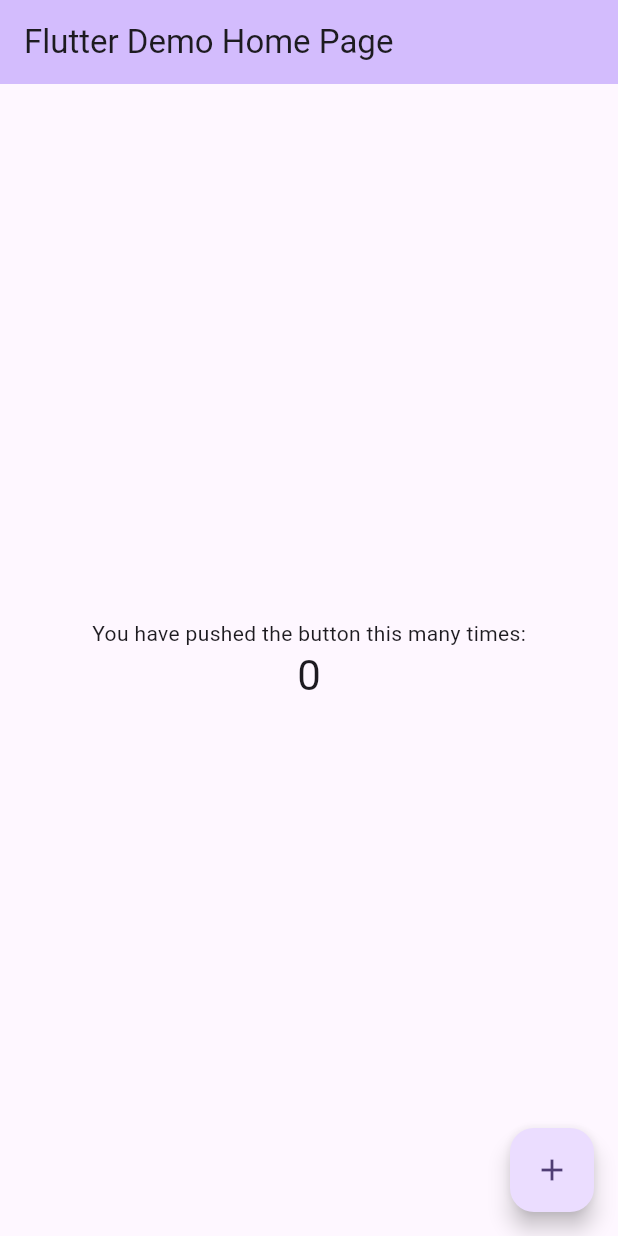
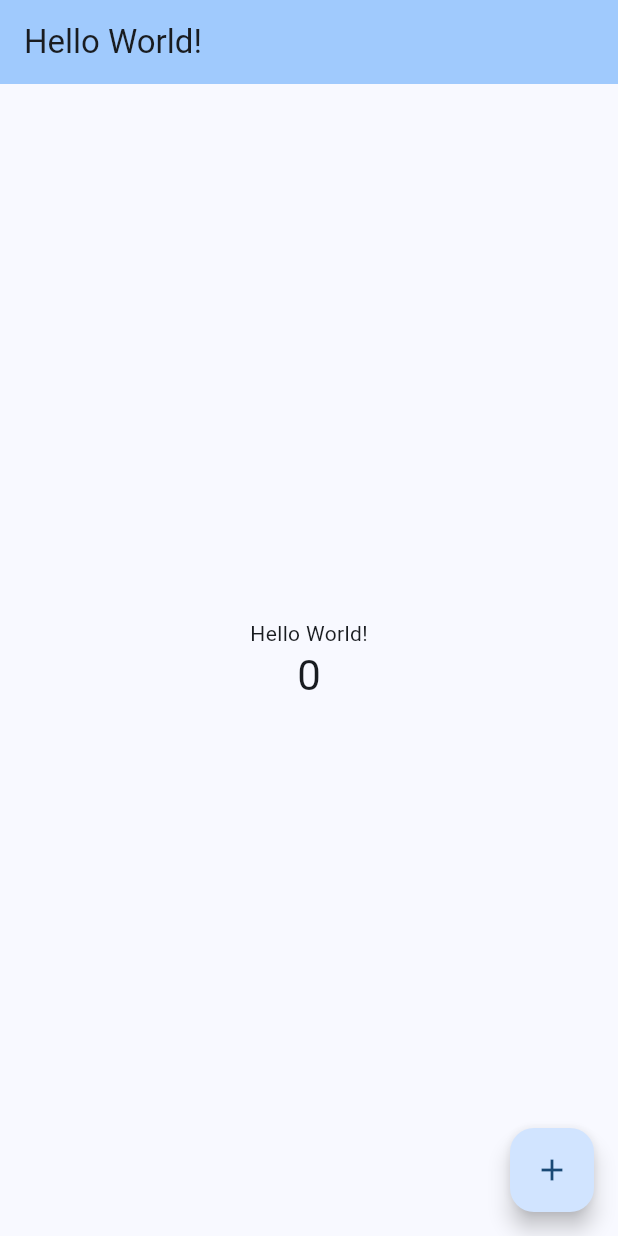
Before and after one commit to TOVTC/flutter-localizations-tutorial, a Flutter app: the screen it shows after launch, on a phone screen of 412 x 824 dp. Run offline on Flutter 3.47's test engine with Material 2 defaults, Android fonts, the phone set to English and light mode, and no system bars; generated files the repository leaves out were written again.

Commit message:
added basic scaffold of localizations and tested translated text according to system/emulator settings

```diff
--- /dev/null
+++ b/l10n.yaml
@@ -0,0 +1,6 @@
+arb-dir: lib/l10n # path to l10n files
+template-arb-file: app_en.arb # template file
+output-localization-file: app_localizations.dart # location for auto-generated files in dart_tool/flutter_gen
+# files are auto-generated per language as app is run but
+# flutter gen-l10n
+# will generate files without running the app
--- /dev/null
+++ b/lib/l10n/app_en.arb
@@ -0,0 +1,6 @@
+{
+    "helloWorld": "Hello World!",
+    "@helloWorld": {
+        "description": "The conventional newborn programmer greeting"
+    }
+}
--- /dev/null
+++ b/lib/l10n/app_es.arb
@@ -0,0 +1,3 @@
+{
+    "helloWorld": "¡Hola Mundo!"
+}
--- a/lib/main.dart
+++ b/lib/main.dart
@@ -1,4 +1,7 @@
 import 'package:flutter/material.dart';
+// import localizations
+import 'package:flutter_localizations/flutter_localizations.dart';
+import 'package:flutter_gen/gen_l10n/app_localizations.dart';
 
 void main() {
   runApp(const MyApp());
@@ -7,46 +10,35 @@
 class MyApp extends StatelessWidget {
   const MyApp({super.key});
 
-  // This widget is the root of your application.
   @override
   Widget build(BuildContext context) {
     return MaterialApp(
-      title: 'Flutter Demo',
+      title: 'Localizations Sample App',
+      // this provides manual localizationDelegates and supportedLocales
+      // localizationsDelegates: const [
+      //   GlobalMaterialLocalizations.delegate,
+      //   GlobalWidgetsLocalizations.delegate,
+      //   GlobalCupertinoLocalizations.delegate,
+      // ],
+      // supportedLocales: const [
+      //   Locale('en'),
+      //   Locale('es'),
+      // ],
+
+      // but after improting gen_l10n/app_localizations, you can use this syntax to automatically list localizationDelegates and supportedLocales
+      localizationsDelegates: AppLocalizations.localizationsDelegates,
+      supportedLocales: AppLocalizations.supportedLocales,
       theme: ThemeData(
-        // This is the theme of your application.
-        //
-        // TRY THIS: Try running your application with "flutter run". You'll see
-        // the application has a blue toolbar. Then, without quitting the app,
-        // try changing the seedColor in the colorScheme below to Colors.green
-        // and then invoke "hot reload" (save your changes or press the "hot
-        // reload" button in a Flutter-supported IDE, or press "r" if you used
-        // the command line to start the app).
-        //
-        // Notice that the counter didn't reset back to zero; the application
-        // state is not lost during the reload. To reset the state, use hot
-        // restart instead.
-        //
-        // This works for code too, not just values: Most code changes can be
-        // tested with just a hot reload.
-        colorScheme: ColorScheme.fromSeed(seedColor: Colors.deepPurple),
+        colorScheme: ColorScheme.fromSeed(seedColor: Colors.blue),
         useMaterial3: true,
       ),
-      home: const MyHomePage(title: 'Flutter Demo Home Page'),
+      home: const MyHomePage(title: 'Localizations Sample App')
     );
   }
 }
 
 class MyHomePage extends StatefulWidget {
   const MyHomePage({super.key, required this.title});
-
-  // This widget is the home page of your application. It is stateful, meaning
-  // that it has a State object (defined below) that contains fields that affect
-  // how it looks.
-
-  // This class is the configuration for the state. It holds the values (in this
-  // case the title) provided by the parent (in this case the App widget) and
-  // used by the build method of the State. Fields in a Widget subclass are
-  // always marked "final".
 
   final String title;
 
@@ -59,55 +51,23 @@
 
   void _incrementCounter() {
     setState(() {
-      // This call to setState tells the Flutter framework that something has
-      // changed in this State, which causes it to rerun the build method below
-      // so that the display can reflect the updated values. If we changed
-      // _counter without calling setState(), then the build method would not be
-      // called again, and so nothing would appear to happen.
       _counter++;
     });
   }
 
   @override
   Widget build(BuildContext context) {
-    // This method is rerun every time setState is called, for instance as done
-    // by the _incrementCounter method above.
-    //
-    // The Flutter framework has been optimized to make rerunning build methods
-    // fast, so that you can just rebuild anything that needs updating rather
-    // than having to individually change instances of widgets.
     return Scaffold(
       appBar: AppBar(
-        // TRY THIS: Try changing the color here to a specific color (to
-        // Colors.amber, perhaps?) and trigger a hot reload to see the AppBar
-        // change color while the other colors stay the same.
         backgroundColor: Theme.of(context).colorScheme.inversePrimary,
-        // Here we take the value from the MyHomePage object that was created by
-        // the App.build method, and use it to set our appbar title.
-        title: Text(widget.title),
+        // the locale will automatically change text depending on the language of the device
+        title: Text(AppLocalizations.of(context)!.helloWorld),
       ),
       body: Center(
-        // Center is a layout widget. It takes a single child and positions it
-        // in the middle of the parent.
         child: Column(
-          // Column is also a layout widget. It takes a list of children and
-          // arranges them vertically. By default, it sizes itself to fit its
-          // children horizontally, and tries to be as tall as its parent.
-          //
-          // Column has various properties to control how it sizes itself and
-          // how it positions its children. Here we use mainAxisAlignment to
-          // center the children vertically; the main axis here is the vertical
-          // axis because Columns are vertical (the cross axis would be
-          // horizontal).
-          //
-          // TRY THIS: Invoke "debug painting" (choose the "Toggle Debug Paint"
-          // action in the IDE, or press "p" in the console), to see the
-          // wireframe for each widget.
           mainAxisAlignment: MainAxisAlignment.center,
           children: <Widget>[
-            const Text(
-              'You have pushed the button this many times:',
-            ),
+            Text(AppLocalizations.of(context)!.helloWorld),
             Text(
               '$_counter',
               style: Theme.of(context).textTheme.headlineMedium,
@@ -119,7 +79,7 @@
         onPressed: _incrementCounter,
         tooltip: 'Increment',
         child: const Icon(Icons.add),
-      ), // This trailing comma makes auto-formatting nicer for build methods.
+      ),
     );
   }
 }
```
Also changed, not shown: pubspec.yaml (+11 -67 lines), pubspec.lock.
